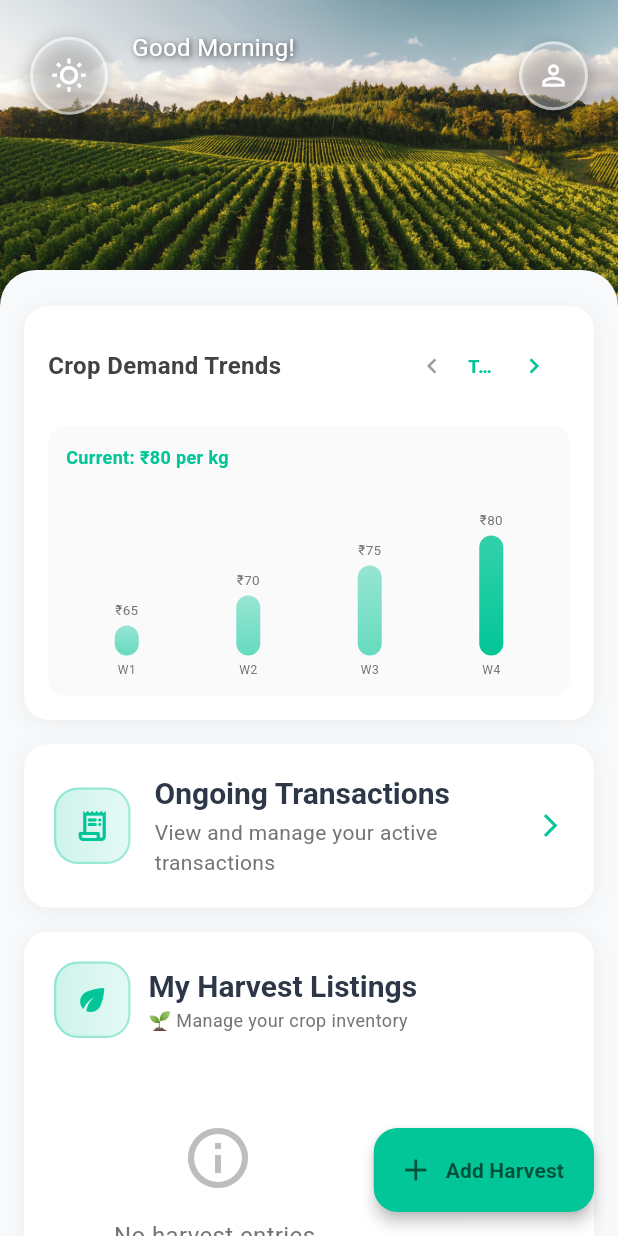
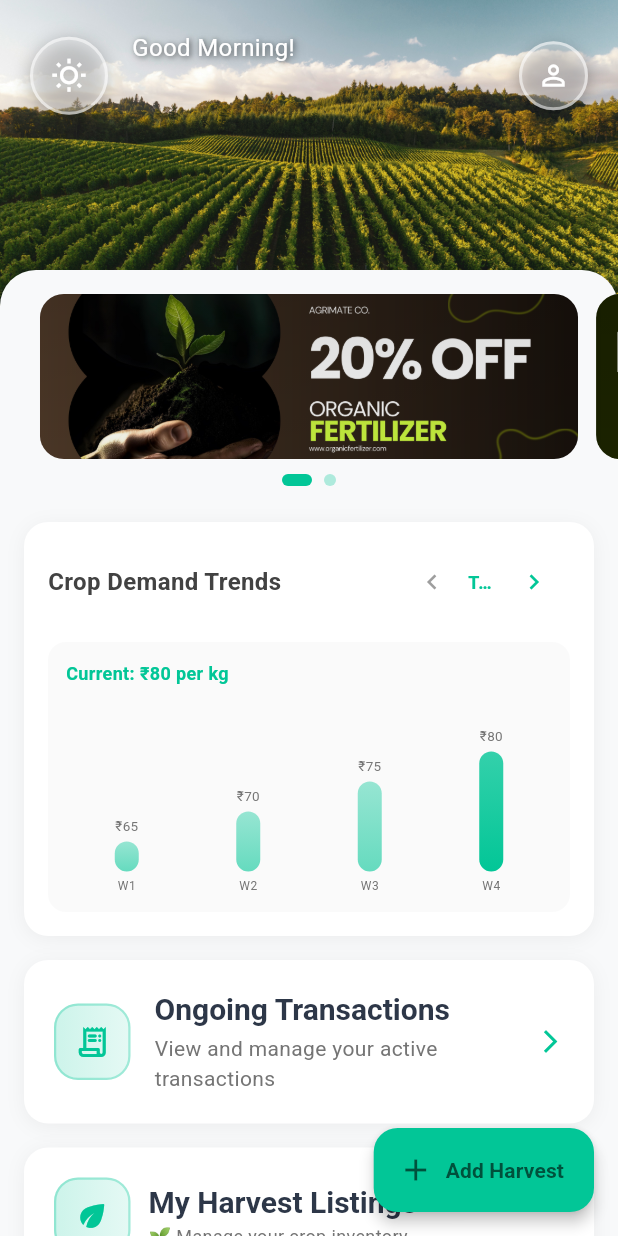
Before and after one commit to Chanuth412-pixel/agrimate, a Flutter app: the FarmerProfileScreen screen opened by its route, on a phone screen of 412 x 824 dp. Run offline on Flutter 3.47's test engine with Material 3 defaults, Android fonts, the phone set to English and light mode, and no system bars; our stand-ins replace cloud_firestore, firebase_auth, firebase_core, fl_chart, flutter_dotenv, flutter_map and 4 more; accounts and stored records are empty; Roboto replaces fonts that are missing (SFProDisplay); project files that could hold a hidden picture were left out.

Commit message:
Add the advertiesment

```diff
--- a/lib/screens/farmer_profile_screen.dart
+++ b/lib/screens/farmer_profile_screen.dart
@@ -23,6 +23,10 @@ class _FarmerProfileScreenState extends State<FarmerProfileScreen> {
   final ScrollController _trendsScrollController = ScrollController();
   final ScrollController _transactionsScrollController = ScrollController();
 
+  // Advertisement carousel
+  final PageController _adPageController = PageController(viewportFraction: 0.9);
+  int _currentAdPage = 0;
+
   // Weather fetched for the current farmer position
   Map<String, dynamic>? _currentWeather;
   double? _lastWeatherLat;
@@ -45,12 +49,19 @@ class _FarmerProfileScreenState extends State<FarmerProfileScreen> {
     super.initState();
     // _loadWeatherData(); // Commented out for now - will implement later with OpenWeatherMap API
     // no content scroll listener; using overlay-style header like customer_profile_screen
+    _adPageController.addListener(() {
+      final newPage = _adPageController.page?.round() ?? 0;
+      if (newPage != _currentAdPage && mounted) {
+        setState(() => _currentAdPage = newPage);
+      }
+    });
   }
 
   @override
   void dispose() {
     _trendsScrollController.dispose();
     _transactionsScrollController.dispose();
+    _adPageController.dispose();
     // removed content scroll controller cleanup
     super.dispose();
   }
@@ -317,6 +328,9 @@ class _FarmerProfileScreenState extends State<FarmerProfileScreen> {
                     child: Column(
                       children: [
                         const SizedBox(height: 16),
+                        // Advertisements carousel
+                        _buildAdvertisementsSection(),
+                        const SizedBox(height: 16),
                         _buildCropDemandTrendsCard(),
                         _buildOngoingTransactionsCard(),
                         _buildHarvestListingsCard(),
@@ -330,6 +344,116 @@ class _FarmerProfileScreenState extends State<FarmerProfileScreen> {
           ),
         ],
       ),
+    );
+  }
+
+  // ================= Advertisement Carousel =================
+  Widget _buildAdvertisementsSection() {
+    // Replace the asset names below with your actual advertisement image asset paths
+    final ads = [
+      'assets/images/ad_1.png',
+      'assets/images/ad_2.png',
+    ];
+
+    final width = MediaQuery.of(context).size.width;
+    final bannerHeight = width < 380 ? 60.0 : (width < 480 ? 110.0 : (width < 720 ? 125.0 : 150.0));
+
+    return Column(
+      children: [
+        SizedBox(
+          height: bannerHeight,
+          child: PageView.builder(
+            controller: _adPageController,
+            itemCount: ads.length,
+            itemBuilder: (context, index) {
+              final img = ads[index];
+              return AnimatedBuilder(
+                animation: _adPageController,
+                builder: (context, child) {
+                  double scale = 1.0;
+                  if (_adPageController.position.haveDimensions) {
+                    final page = _adPageController.page ?? _adPageController.initialPage.toDouble();
+                    final diff = (page - index).abs();
+                    scale = (1 - (diff * 0.08)).clamp(0.9, 1.0);
+                  }
+                  return Center(
+                    child: Transform.scale(
+                      scale: scale,
+                      child: child,
+                    ),
+                  );
+                },
+                child: Padding(
+                  padding: const EdgeInsets.symmetric(horizontal: 6),
+                  child: ClipRRect(
+                    borderRadius: BorderRadius.circular(16),
+                    child: Container(
+                      decoration: BoxDecoration(
+                        color: Colors.grey.shade200,
+                        borderRadius: BorderRadius.circular(16),
+                        boxShadow: [
+                          BoxShadow(
+                            color: Colors.black.withOpacity(0.08),
+                            blurRadius: 12,
+                            offset: const Offset(0, 4),
+                          )
+                        ],
+                      ),
+                      child: Stack(
+                        fit: StackFit.expand,
+                        children: [
+                          Image.asset(
+                            img,
+                            fit: BoxFit.cover,
+                            errorBuilder: (_, __, ___) => Center(
+                              child: Icon(
+                                Icons.image_not_supported,
+                                color: Colors.grey.shade600,
+                              ),
+                            ),
+                          ),
+                          // Optional dark gradient overlay for readability
+                          Positioned.fill(
+                            child: DecoratedBox(
+                              decoration: BoxDecoration(
+                                gradient: LinearGradient(
+                                  begin: Alignment.topCenter,
+                                  end: Alignment.bottomCenter,
+                                  colors: [
+                                    Colors.black.withOpacity(0.15),
+                                    Colors.black.withOpacity(0.05),
+                                  ],
+                                ),
+                              ),
+                            ),
+                          ),
+                        ],
+                      ),
+                    ),
+                  ),
+                ),
+              );
+            },
+          ),
+        ),
+        const SizedBox(height: 10),
+        Row(
+          mainAxisAlignment: MainAxisAlignment.center,
+          children: List.generate(ads.length, (i) {
+            final selected = i == _currentAdPage;
+            return AnimatedContainer(
+              duration: const Duration(milliseconds: 250),
+              margin: const EdgeInsets.symmetric(horizontal: 4),
+              height: 8,
+              width: selected ? 20 : 8,
+              decoration: BoxDecoration(
+                color: selected ? const Color(0xFF02C697) : const Color(0xFF02C697).withOpacity(0.3),
+                borderRadius: BorderRadius.circular(12),
+              ),
+            );
+          }),
+        )
+      ],
     );
   }
 
```
Also changed, not shown: assets/images/ad_1.png (added), assets/images/ad_2.png (added).
